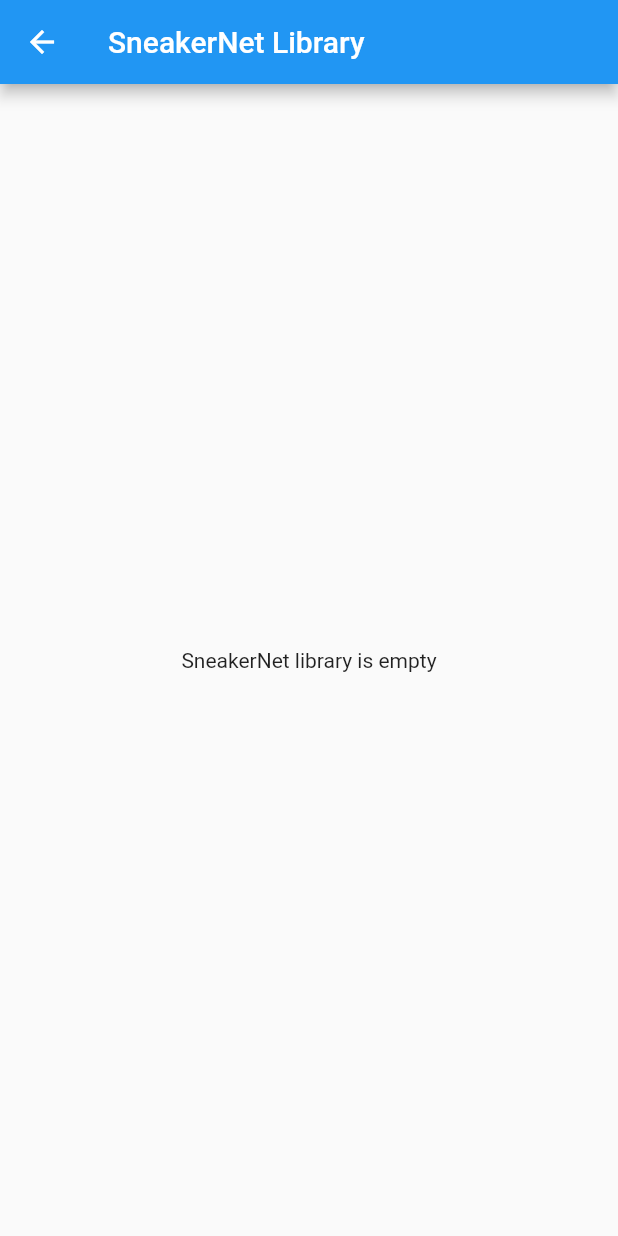
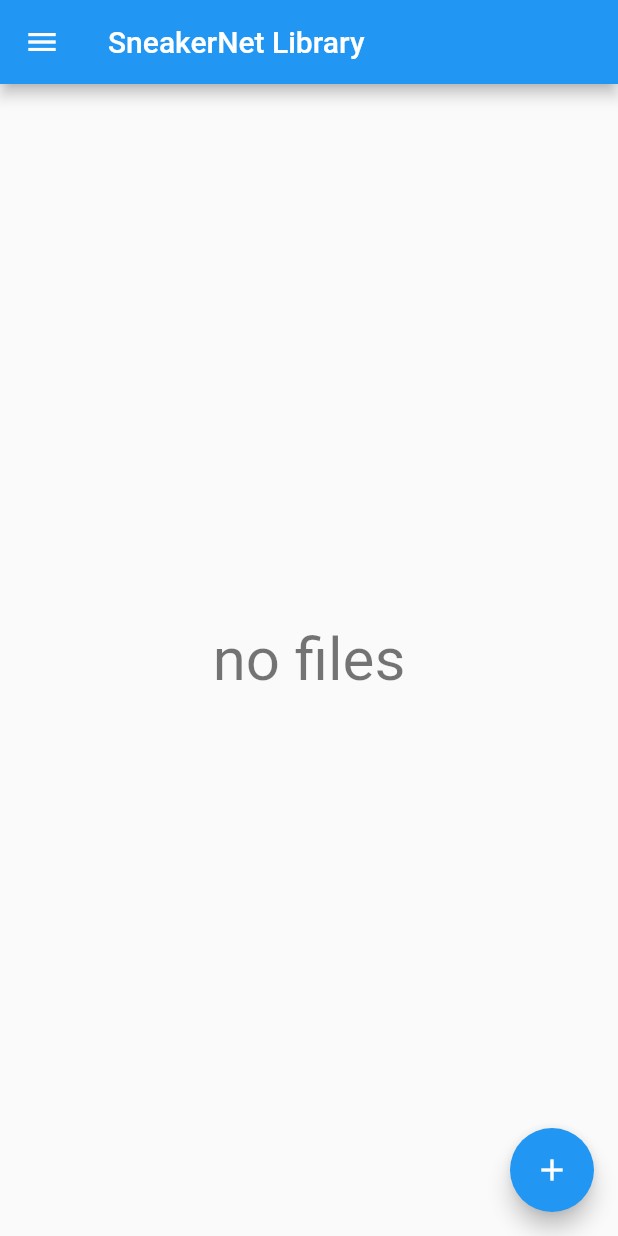
Before and after one commit to redengin/sneakernet, a Flutter app: the LibraryPage screen opened by its route, on a phone screen of 412 x 824 dp. Run offline on Flutter 3.47's test engine with Material 2 defaults, Android fonts, the phone set to English and light mode, and no system bars; our stand-ins replace flutter_local_notifications, settings_ui, shared_preferences; missing offline and left inert: flutter_file_dialog, plugin_wifi_connect, wifi_scan, workmanager; accounts and stored records are empty.

Commit message:
working library cards

```diff
--- a/flutter/lib/library.dart
+++ b/flutter/lib/library.dart
@@ -1,39 +1,37 @@
 import 'dart:io';
-import 'package:path_provider/path_provider.dart';
-import 'package:path/path.dart' as Path;
-import 'package:ebook/ebook.dart';
+import 'package:path/path.dart' as p;
+
+// initialized by main
+late final Library library;
 
 class Library {
-  // import an epub book from downloads
-  static import(Future<String?> from) async {
+  late final Directory libraryDir;
+  Library(Directory dir) {
+    libraryDir = Directory(p.join(dir.path, 'library'));
+    libraryDir.create(recursive: true);
+  }
+  static const inworkSuffix = ".inwork";
+
+  // import a file
+  Future<bool> import(Future<String?> from) async {
     final String? fromPath = await from;
-    if (fromPath == null) return;
-
-    // TODO validate ebook (need a better ebook package)
+    if (fromPath == null) return false;
 
     // copy the ebook into the app storage
-    final storageDir = await _getStorageDirectory();
-    await File(fromPath)
-        .copy(Path.join(storageDir.path, Path.basename(fromPath)));
+    var file = await File(fromPath)
+        .copy(p.join(libraryDir.path, p.basename(fromPath)));
+
+    return file.exists();
   }
 
-  static Future<List<FileSystemEntity>> files() async {
-    final storageDir = await _getStorageDirectory();
-    return storageDir.listSync(followLinks: false);
-  }
-
-  // turn each stored file into an EbookRef
-  static Future<List<EBook>> catalog() async {
-    final libraryFiles = await files();
-    return libraryFiles
-        .map((file) => EBook(file.path))
-        .toList();
-  }
-
-  static Future<Directory> _getStorageDirectory() async {
-    // temporary directory : not backed up
-    Directory dir = await getTemporaryDirectory();
-    final path = Path.join(dir.path, 'library');
-    return Directory(path).create(recursive: true);
+  List<File> catalog() {
+    var files = libraryDir.listSync();
+    // remove non-files
+    files.removeWhere((item) => item is! File);
+    // remove any in-work files
+    files.removeWhere((item) => item.path.endsWith(inworkSuffix));
+    return files
+      .map((e) => e as File)
+      .toList();
   }
 }
--- a/flutter/lib/pages/library.dart
+++ b/flutter/lib/pages/library.dart
@@ -1,8 +1,11 @@
 import 'package:flutter/material.dart';
-import 'package:ebook/ebook.dart';
+import 'package:flutter_file_dialog/flutter_file_dialog.dart';
+import 'package:path/path.dart' as path;
+import '../library.dart';
+import 'dart:io';
 
-import '../library.dart';
-import '../widgets/book_card.dart';
+import '../widgets/file_tile.dart';
+import '../widgets/sneakernet_drawer.dart';
 
 class LibraryPage extends StatefulWidget {
   static const String routeName = '/library';
@@ -14,31 +17,55 @@ class LibraryPage extends StatefulWidget {
 }
 
 class _LibraryPageState extends State<LibraryPage> {
-  final Future<List<EBook>> catalog = Library.catalog();
+  var catalog;
 
   @override
   Widget build(BuildContext context) {
+    // get the latest set of files
+    catalog = library.catalog();
+    // most recent first
+    catalog.sort(
+        (a, b) => a.lastAccessedSync().isAfter(b.lastAccessedSync()) ? 1 : -1);
+
     return Scaffold(
-        appBar: AppBar(
-          title: Text('SneakerNet Library'),
-        ),
-        body: FutureBuilder<List<EBook>>(
-          future: catalog,
-          builder: _bodyBuilder,
-        )
+      appBar: AppBar(
+        title: const Text('SneakerNet Library'),
+      ),
+      drawer: SneakerNetDrawer(),
+      body: (catalog.isEmpty)
+          ? Center(
+              child: Text('no files',
+                  style: Theme.of(context).textTheme.headlineLarge))
+          : ListView.builder(
+              itemExtent: 120,
+              itemCount: catalog.length,
+              itemBuilder: _itemBuilder,
+            ),
+      floatingActionButton: FloatingActionButton(
+        child: const Icon(Icons.add),
+        onPressed: () async {
+          if (await library.import(FlutterFileDialog.pickFile())) {
+            setState(() {});
+          }
+        },
+      ),
     );
   }
 
-  Widget _bodyBuilder(BuildContext context,
-      AsyncSnapshot<List<EBook>> snapshot) {
-    if (snapshot.hasData && snapshot.data!.isNotEmpty) {
-      final ebookRefs = snapshot.data!;
-      return ListView.builder(
-          itemCount: ebookRefs.length,
-          itemBuilder: (context, index) {
-            return BookCard(ebookRefs.elementAt(index));
-          });
-    }
-    return const Center(child: Text('SneakerNet library is empty'));
+  Widget? _itemBuilder(BuildContext context, int index) {
+    File file = catalog[index];
+    return Card(
+        child: Column(children: [
+      FileTile(file),
+      Row(mainAxisAlignment: MainAxisAlignment.end, children: [
+        IconButton(
+          icon: const Icon(Icons.delete),
+          onPressed: () => setState(() {
+            file.delete();
+            catalog.removeAt(index);
+          }),
+        )
+      ])
+    ]));
   }
 }
--- a/flutter/lib/settings.dart
+++ b/flutter/lib/settings.dart
@@ -1,5 +1,6 @@
 import 'package:shared_preferences/shared_preferences.dart';
 
+// initialized by main
 late final Settings settings;
 
 class Settings {
```
Also changed, not shown: flutter/lib/main.dart (+12 -6 lines), flutter/lib/pages/home.dart (+8 -8 lines), flutter/lib/widgets/book_card.dart (deleted, +0 -75 lines), flutter/pubspec.lock.
